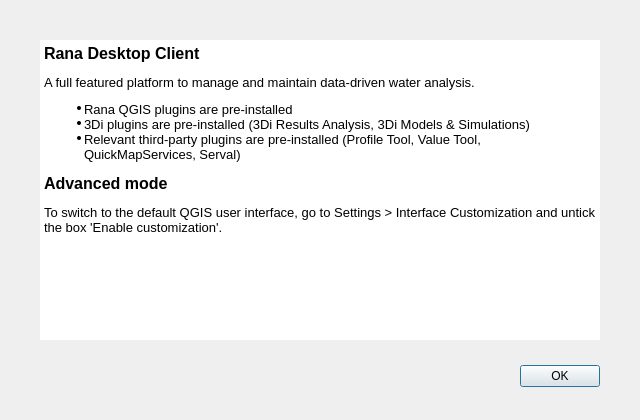
nens/rana-qgis-plugin, file rana_qgis_plugin/widgets/ui/about_rana_dialog.ui: the form before one commit.
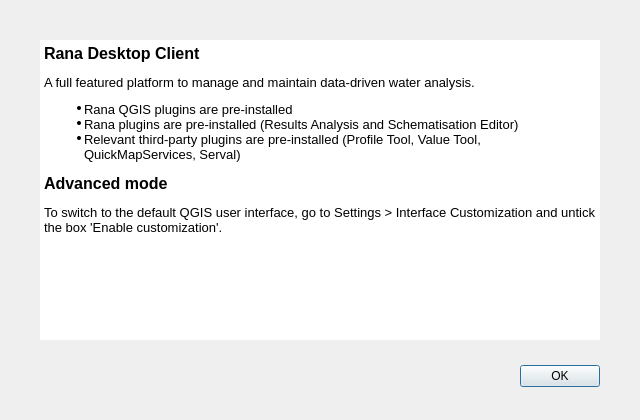
The form after the commit.

Commit message: Replace mentions of 3Di with Rana

The edit to the form file:
```diff
--- a/rana_qgis_plugin/widgets/ui/about_rana_dialog.ui
+++ b/rana_qgis_plugin/widgets/ui/about_rana_dialog.ui
@@ -55,7 +55,7 @@
 &lt;p style=&quot; margin-top:0px; margin-bottom:0px; margin-left:0px; margin-right:0px; -qt-block-indent:0; text-indent:0px;&quot;&gt;&lt;span style=&quot; font-family:'Segoe UI'; font-size:12pt; font-weight:600;&quot;&gt;Rana Desktop Client&lt;/span&gt;&lt;/p&gt;
 &lt;p style=&quot; margin-top:12px; margin-bottom:12px; margin-left:0px; margin-right:0px; -qt-block-indent:0; text-indent:0px;&quot;&gt;&lt;span style=&quot; font-family:'Segoe UI'; font-size:10pt;&quot;&gt;A full featured platform to manage and maintain data-driven water analysis.&lt;/span&gt;&lt;/p&gt;
 &lt;ul style=&quot;margin-top: 0px; margin-bottom: 0px; margin-left: 0px; margin-right: 0px; -qt-list-indent: 1;&quot;&gt;&lt;li style=&quot; font-family:'MS Shell Dlg 2'; font-size:7.8pt;&quot; style=&quot; margin-top:12px; margin-bottom:0px; margin-left:0px; margin-right:0px; -qt-block-indent:0; text-indent:0px;&quot;&gt;&lt;span style=&quot; font-family:'Segoe UI'; font-size:10pt;&quot;&gt;Rana QGIS plugins are pre-installed&lt;/span&gt;&lt;/li&gt;
-&lt;li style=&quot; font-family:'MS Shell Dlg 2'; font-size:7.8pt;&quot; style=&quot; margin-top:0px; margin-bottom:0px; margin-left:0px; margin-right:0px; -qt-block-indent:0; text-indent:0px;&quot;&gt;&lt;span style=&quot; font-family:'Segoe UI'; font-size:10pt;&quot;&gt;3Di plugins are pre-installed (3Di Results Analysis, 3Di Models &amp;amp; Simulations)&lt;/span&gt;&lt;/li&gt;&lt;/ul&gt;
+&lt;li style=&quot; font-family:'MS Shell Dlg 2'; font-size:7.8pt;&quot; style=&quot; margin-top:0px; margin-bottom:0px; margin-left:0px; margin-right:0px; -qt-block-indent:0; text-indent:0px;&quot;&gt;&lt;span style=&quot; font-family:'Segoe UI'; font-size:10pt;&quot;&gt;Rana plugins are pre-installed (Results Analysis and Schematisation Editor)&lt;/span&gt;&lt;/li&gt;&lt;/ul&gt;
 &lt;ul style=&quot;margin-top: 0px; margin-bottom: 0px; margin-left: 0px; margin-right: 0px; -qt-list-indent: 1;&quot;&gt;&lt;li style=&quot; font-family:'MS Shell Dlg 2'; font-size:7.8pt;&quot; style=&quot; margin-top:0px; margin-bottom:0px; margin-left:0px; margin-right:0px; -qt-block-indent:0; text-indent:0px;&quot;&gt;&lt;span style=&quot; font-family:'Segoe UI'; font-size:10pt;&quot;&gt;Relevant third-party plugins are pre-installed (Profile Tool, Value Tool, QuickMapServices, Serval)&lt;/span&gt;&lt;/li&gt;&lt;/ul&gt;
 &lt;p style=&quot; margin-top:12px; margin-bottom:12px; margin-left:0px; margin-right:0px; -qt-block-indent:0; text-indent:0px;&quot;&gt;&lt;span style=&quot; font-family:'Segoe UI'; font-size:12pt; font-weight:600;&quot;&gt;Advanced mode&lt;/span&gt;&lt;/p&gt;
 &lt;p style=&quot; margin-top:12px; margin-bottom:12px; margin-left:0px; margin-right:0px; -qt-block-indent:0; text-indent:0px;&quot;&gt;&lt;span style=&quot; font-family:'Segoe UI'; font-size:10pt;&quot;&gt;To switch to the default QGIS user interface, go to Settings &amp;gt; Interface Customization and untick the box 'Enable customization'. &lt;/span&gt;&lt;/p&gt;&lt;/body&gt;&lt;/html&gt;</string>
```
The commit also changes 12 other files.
